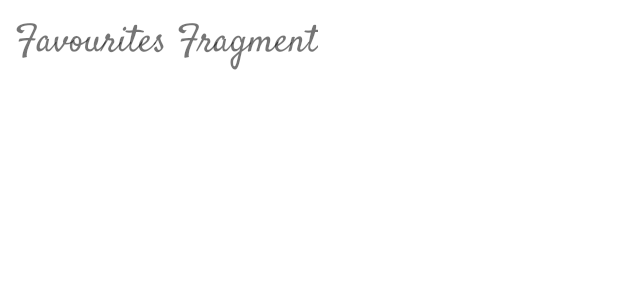
After one commit to sanyamj138/BookHub, an Android app: the layout fragment_favourites.xml on its own in the app's theme, with its tools: preview values and no code run, on a phone screen of 412 x 824 dp. The commit adds this screen. Shown: the top 300 px of the screen. Run offline under Robolectric (Android 15) with nearby library versions, the phone set to English and light mode, and no system bars.

Commit message:
Other fragment added

```diff
--- /dev/null
+++ b/app/src/main/res/layout/fragment_favourites.xml
@@ -0,0 +1,18 @@
+<?xml version="1.0" encoding="utf-8"?>
+<RelativeLayout xmlns:android="http://schemas.android.com/apk/res/android"
+    xmlns:tools="http://schemas.android.com/tools"
+    android:layout_width="match_parent"
+    android:layout_height="match_parent"
+    tools:context=".FavouritesFragment">
+
+    <!-- TODO: Update blank fragment layout -->
+    <TextView
+        android:id="@+id/txtDashboard"
+        android:layout_width="wrap_content"
+        android:layout_height="wrap_content"
+        android:text="@string/favourites_fragment"
+        android:padding="10dp"
+        android:textSize="25sp"
+        android:fontFamily="@font/satisfy"/>
+
+</RelativeLayout>
--- a/app/src/main/res/values/strings.xml
+++ b/app/src/main/res/values/strings.xml
@@ -10,4 +10,7 @@
     <!-- TODO: Remove or change this placeholder text -->
     <string name="hello_blank_fragment">Hello blank fragment</string>
     <string name="dashboard_fragment">Dashboard Fragment</string>
+    <string name="favourites_fragment">Favourites Fragment</string>
+    <string name="profile_fragment">Profile Fragment</string>
+    <string name="about_fragment">About Fragment</string>
 </resources>
```
Also changed, not shown: app/src/main/java/com/sanyamj138/bookhub/AboutFragment.kt (added, +18 -0 lines), app/src/main/java/com/sanyamj138/bookhub/FavouritesFragment.kt (added, +18 -0 lines), app/src/main/java/com/sanyamj138/bookhub/ProfileFragment.kt (added, +18 -0 lines), app/src/main/res/layout/fragment_about.xml (added, +17 -0 lines), app/src/main/res/layout/fragment_profile.xml (added, +18 -0 lines).
